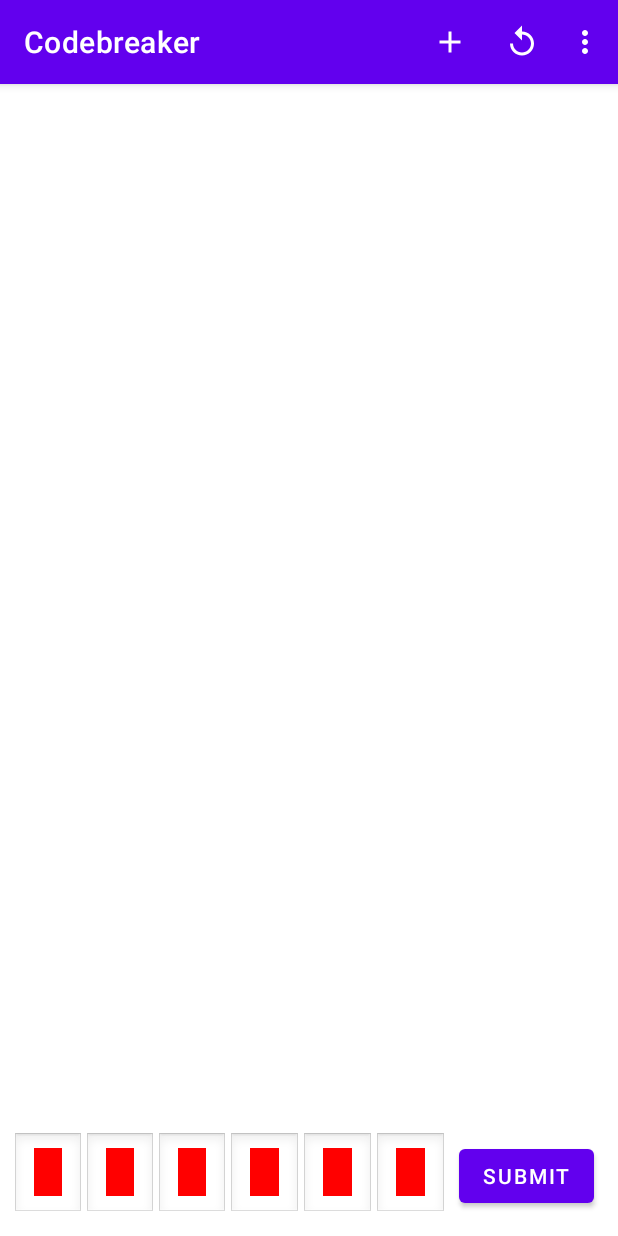
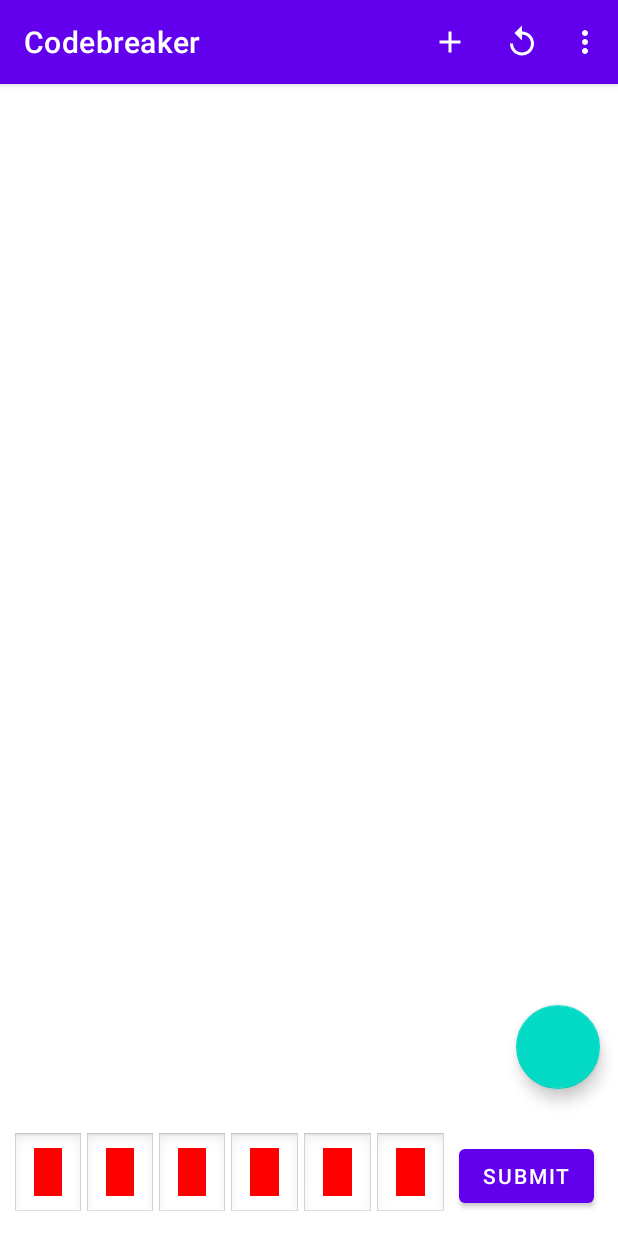
Before and after one commit to rfrech/codebreaker-android, an Android app: the screen it shows after launch (MainActivity), on a phone screen of 412 x 824 dp. Run offline under Robolectric (Android 15) with nearby library versions, the phone set to English and light mode, and no system bars; our stand-ins replace Room's generated code, RxJava, navigation-ui; libraries missing offline, so code that uses them is left out: com.facebook.stetho; 2 statements that could not run were skipped.

Commit message:
Repository in progress.

```diff
--- a/app/build.gradle
+++ b/app/build.gradle
@@ -55,6 +55,7 @@ dependencies {
     // Fragment navigation dependencies
     implementation "androidx.navigation:navigation-fragment:$navigation_version"
     implementation "androidx.navigation:navigation-ui:$navigation_version"
+    implementation 'androidx.legacy:legacy-support-v4:1.0.0'
 
     // Lifecycle (LiveData and ViewModel) dependencies
     def lifecycle_version = '2.2.0'
--- a/app/src/main/java/edu/cnm/deepdive/codebreaker/controller/GameFragment.java
+++ b/app/src/main/java/edu/cnm/deepdive/codebreaker/controller/GameFragment.java
@@ -18,6 +18,7 @@ import androidx.fragment.app.Fragment;
 import androidx.fragment.app.FragmentActivity;
 import androidx.lifecycle.LifecycleOwner;
 import androidx.lifecycle.ViewModelProvider;
+import androidx.navigation.Navigation;
 import edu.cnm.deepdive.codebreaker.R;
 import edu.cnm.deepdive.codebreaker.adapter.CodeCharacterAdapter;
 import edu.cnm.deepdive.codebreaker.adapter.GuessAdapter;
@@ -100,6 +101,8 @@ public class GameFragment extends Fragment {
 
   private void setupViews() {
     binding.submit.setOnClickListener((view) -> recordGuess());
+    binding.summary.setOnClickListener((view) -> Navigation.findNavController(getView())
+        .navigate(R.id.action_navigation_game_to_navigation_summary));
     int maxCodeLength = getResources().getInteger(R.integer.code_length_pref_max);
     spinners = new Spinner[maxCodeLength];
     LayoutInflater inflater = LayoutInflater.from(getContext());
@@ -113,6 +116,7 @@ public class GameFragment extends Fragment {
       binding.spinners.addView(spinner);
     }
   }
+
 
   private void setupViewModel() {
     FragmentActivity activity = getActivity();
--- a/app/src/main/res/layout-land/fragment_game.xml
+++ b/app/src/main/res/layout-land/fragment_game.xml
@@ -45,4 +45,11 @@
     app:layout_constraintStart_toEndOf="@+id/guess_controls"
     app:layout_constraintHorizontal_weight="3"/>
 
+  <com.google.android.material.floatingactionbutton.FloatingActionButton
+    android:id="@+id/summary"
+    android:layout_width="wrap_content"
+    android:layout_height="wrap_content"
+    app:useCompatPadding="true"
+    app:layout_constraintStart_toStartOf="parent"
+    app:layout_constraintBottom_toBottomOf="parent"/>
 </androidx.constraintlayout.widget.ConstraintLayout>
--- a/app/src/main/res/layout/fragment_game.xml
+++ b/app/src/main/res/layout/fragment_game.xml
@@ -41,4 +41,11 @@
 
   </LinearLayout>
 
+  <com.google.android.material.floatingactionbutton.FloatingActionButton
+    android:id="@+id/summary"
+    android:layout_width="wrap_content"
+    android:layout_height="wrap_content"
+    app:useCompatPadding="true"
+    app:layout_constraintEnd_toEndOf="parent"
+    app:layout_constraintBottom_toTopOf="@+id/guess_controls"/>
 </androidx.constraintlayout.widget.ConstraintLayout>
--- a/app/src/main/res/navigation/navigation_map.xml
+++ b/app/src/main/res/navigation/navigation_map.xml
@@ -9,11 +9,21 @@
     android:id="@+id/navigation_game"
     android:label="@string/app_name"
     android:name="edu.cnm.deepdive.codebreaker.controller.GameFragment"
-    tools:layout="@layout/fragment_game"/>
+    tools:layout="@layout/fragment_game">
+    <action
+      android:id="@+id/action_navigation_game_to_navigation_summary"
+      app:destination="@id/navigation_summary"
+      app:popUpTo="@id/navigation_game"/>
+  </fragment>
 
   <fragment
     android:id="@+id/navigation_settings"
     android:label="@string/title_activity_settings"
     android:name="edu.cnm.deepdive.codebreaker.controller.SettingsFragment"/>
 
+  <fragment
+    android:id="@+id/navigation_summary"
+    android:label="Summary"
+    android:name="edu.cnm.deepdive.codebreaker.controller.SummaryFragment"/>
+
 </navigation>
--- a/app/src/main/res/values/strings.xml
+++ b/app/src/main/res/values/strings.xml
@@ -16,6 +16,8 @@
 
   <string name="color_codes">ROYGBIV</string>
 
+  <string name="hello_blank_fragment">Hello blank fragment</string>
+  <!-- TODO: Remove or change this placeholder text -->
   <string-array name="color_labels">
     <item>Red</item>
     <item>Orange</item>
```
Also changed, not shown: app/src/main/java/edu/cnm/deepdive/codebreaker/controller/SummaryFragment.java (added, +32 -0 lines), app/src/main/res/layout/fragment_summary.xml (added, +14 -0 lines).
